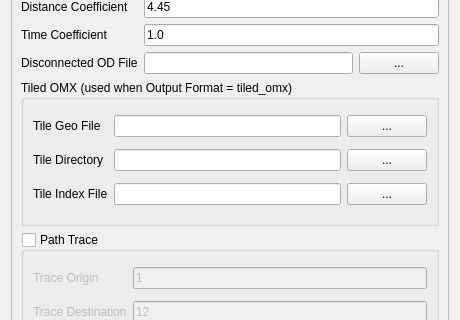
Old version of the form ui/Skimmy.ui in the repository TSMv6/tsm_panel; both pictures show x 0 to 460 and y 193 to 513 of the 460 by 620 pixel window.
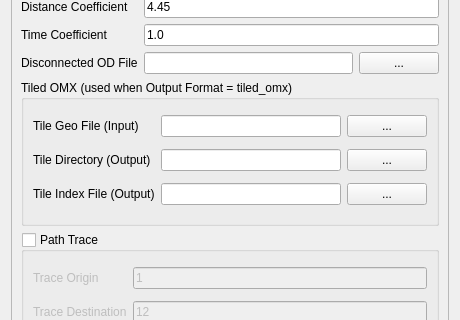
New version of the form.

What changed in the file:
```diff
--- a/ui/Skimmy.ui
+++ b/ui/Skimmy.ui
@@ -156,7 +156,7 @@
          <item row="0" column="0">
           <widget class="QLabel" name="label_tileGeo">
            <property name="text">
-            <string>Tile Geo File</string>
+            <string>Tile Geo File (Input)</string>
            </property>
           </widget>
          </item>
@@ -177,7 +177,7 @@
          <item row="1" column="0">
           <widget class="QLabel" name="label_tileDir">
            <property name="text">
-            <string>Tile Directory</string>
+            <string>Tile Directory (Output)</string>
            </property>
           </widget>
          </item>
@@ -194,7 +194,7 @@
          <item row="2" column="0">
           <widget class="QLabel" name="label_tileIndex">
            <property name="text">
-            <string>Tile Index File</string>
+            <string>Tile Index File (Output)</string>
            </property>
           </widget>
          </item>
```
Left out of the diff: 10 changed lines with no effect on the pictures.
